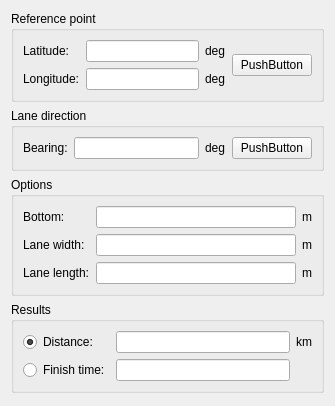
The window that src/wideopenform.ui (flysight/flysight-viewer-qt) describes before a commit, drawn with Qt 5.
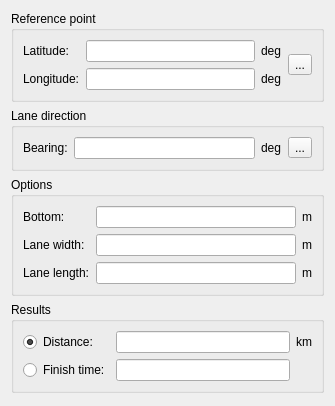
The same window after the commit. Icons and pictures are not drawn.

Commit message: Change to tool button

Diff of the .ui file:
```diff
--- a/src/wideopenform.ui
+++ b/src/wideopenform.ui
@@ -59,9 +59,13 @@
        </layout>
       </item>
       <item>
-       <widget class="QPushButton" name="endGlobeButton">
+       <widget class="QToolButton" name="endGlobeButton">
         <property name="text">
-         <string>PushButton</string>
+         <string>...</string>
+        </property>
+        <property name="icon">
+         <iconset resource="resource.qrc">
+          <normaloff>:/images/globe.png</normaloff>:/images/globe.png</iconset>
         </property>
        </widget>
       </item>
@@ -92,9 +96,13 @@
        </widget>
       </item>
       <item>
-       <widget class="QPushButton" name="startGlobeButton">
+       <widget class="QToolButton" name="startGlobeButton">
         <property name="text">
-         <string>PushButton</string>
+         <string>...</string>
+        </property>
+        <property name="icon">
+         <iconset resource="resource.qrc">
+          <normaloff>:/images/globe.png</normaloff>:/images/globe.png</iconset>
         </property>
        </widget>
       </item>
```
Left out of the diff: 4 changed lines with no effect on the pictures. The commit also changes 2 other files.
